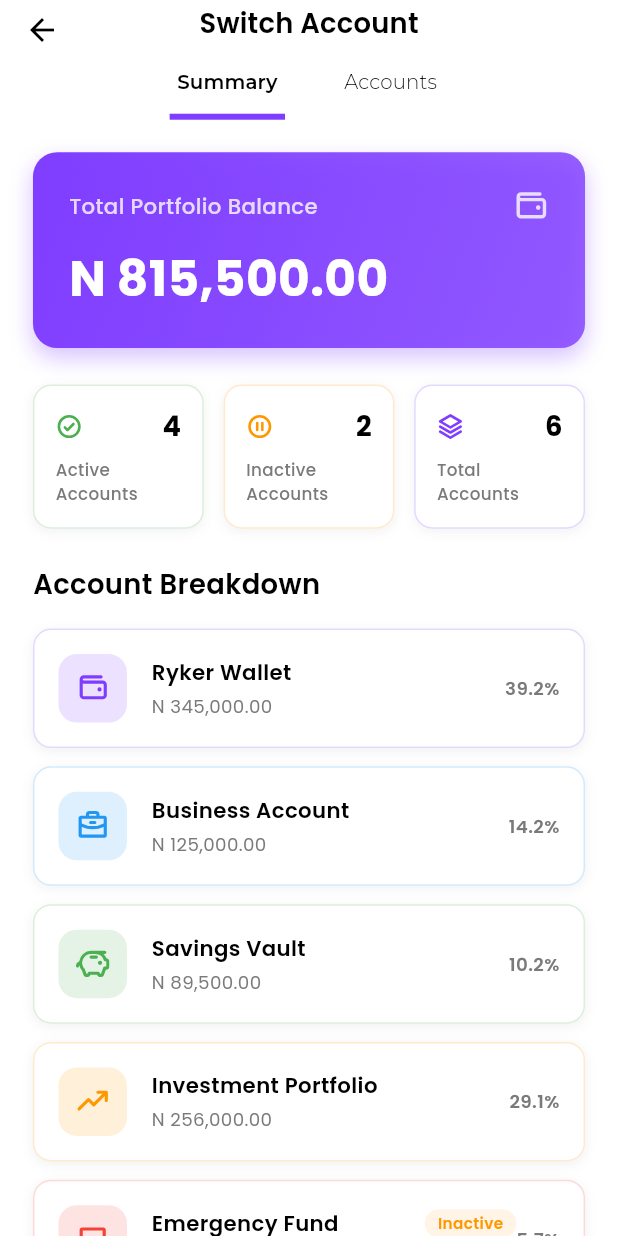
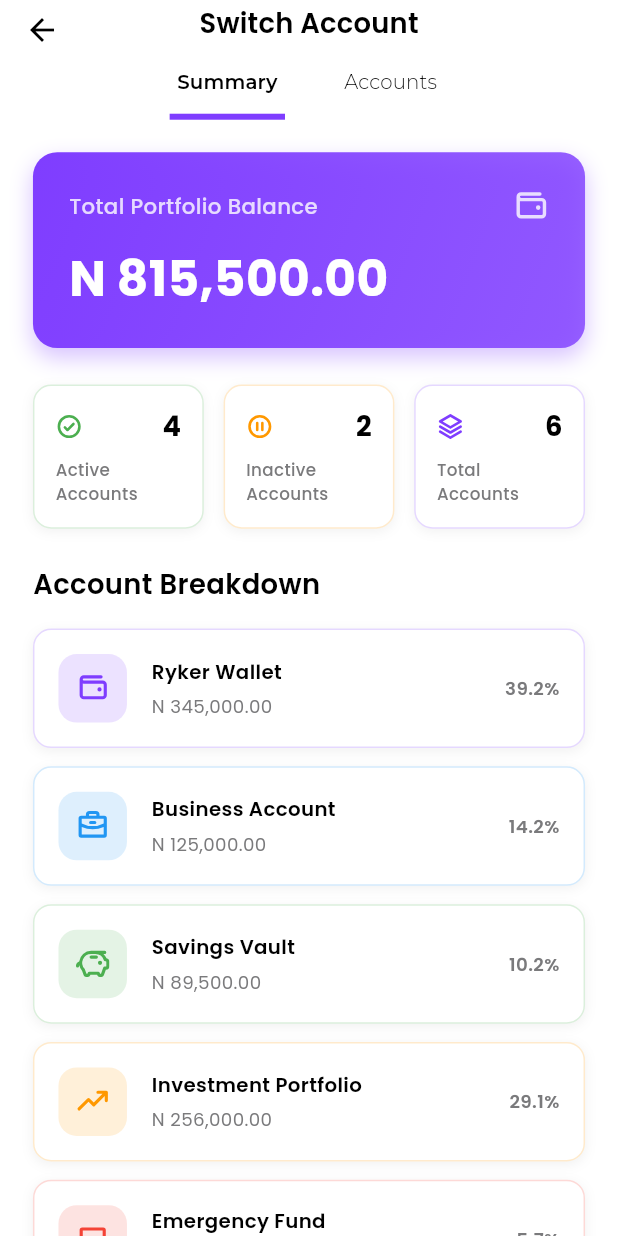
Before and after one commit to DannylSyph3r/montra-expense-tracker, a Flutter app: the ClusterSelectionView screen opened directly with empty values, on a phone screen of 412 x 824 dp. Run offline on Flutter 3.47's test engine with Material 3 defaults, Android fonts, the phone set to English and light mode, and no system bars; drawn by our look-alikes of flutter_animate; our stand-ins replace another_flushbar, badges, bloc, dotted_border, equatable, file_picker and 13 more.

Commit message:
Inactive tag switch on Cluster Selection View

```diff
--- a/lib/features/home/views/cluster_selection_view.dart
+++ b/lib/features/home/views/cluster_selection_view.dart
@@ -167,7 +167,8 @@ class _ClusterSelectionViewState extends State<ClusterSelectionView>
                     height: 45.h,
                     width: 45.h,
                     decoration: BoxDecoration(
-                      color: (clusters[index]['color'] as Color).withOpacity(0.15),
+                      color:
+                          (clusters[index]['color'] as Color).withOpacity(0.15),
                       borderRadius: BorderRadius.circular(12.r),
                     ),
                     child: Icon(
@@ -367,7 +368,7 @@ class _ClusterSelectionViewState extends State<ClusterSelectionView>
                     ),
               ],
             ),
-          ).animate().fadeIn(duration: 400.ms).slideY(begin: 0.3),
+          ),
 
           24.sbH,
 
@@ -380,8 +381,7 @@ class _ClusterSelectionViewState extends State<ClusterSelectionView>
                 "${_getActiveAccountsCount()}",
                 PhosphorIconsBold.checkCircle,
                 Colors.green,
-                ).animate().fadeIn(delay: 100.ms, duration: 300.ms),
-              ),
+              )),
               12.sbW,
               Expanded(
                   child: _buildStatCard(
@@ -389,8 +389,7 @@ class _ClusterSelectionViewState extends State<ClusterSelectionView>
                 "${_getInactiveAccountsCount()}",
                 PhosphorIconsBold.pauseCircle,
                 Colors.orange,
-                ).animate().fadeIn(delay: 200.ms, duration: 300.ms),
-              ),
+              )),
               12.sbW,
               Expanded(
                   child: _buildStatCard(
@@ -398,8 +397,7 @@ class _ClusterSelectionViewState extends State<ClusterSelectionView>
                 "${clusters.length}",
                 PhosphorIconsBold.stack,
                 Palette.montraPurple,
-                ).animate().fadeIn(delay: 300.ms, duration: 300.ms),
-              ),
+              )),
             ],
           ),
 
@@ -452,8 +450,18 @@ class _ClusterSelectionViewState extends State<ClusterSelectionView>
                         Row(
                           children: [
                             Expanded(
-                              child: (cluster['name'] as String).txt14(fontW: F.w6),
+                              child: (cluster['name'] as String)
+                                  .txt(size: 13.sp, fontW: F.w6),
                             ),
+                          ],
+                        ),
+                        5.sbH,
+                        Row(
+                          children: [
+                            currencyFormat.format(cluster['balance']).txt12(
+                                  color: Palette.greyColor,
+                                ),
+                            5.sbW,
                             if (!(cluster['isActive'] as bool))
                               Container(
                                 padding: EdgeInsets.symmetric(
@@ -470,20 +478,19 @@ class _ClusterSelectionViewState extends State<ClusterSelectionView>
                               ),
                           ],
                         ),
-                        4.sbH,
-                        currencyFormat.format(cluster['balance']).txt12(
-                          color: Palette.greyColor,
-                        ),
                       ],
                     ),
                   ),
-                  "${((cluster['balance'] as double) / _getTotalBalance() * 100).toStringAsFixed(1)}%".txt12(
+                  "${((cluster['balance'] as double) / _getTotalBalance() * 100).toStringAsFixed(1)}%"
+                      .txt12(
                     color: Palette.greyColor,
                     fontW: F.w6,
                   ),
                 ],
               ),
-            ).animate(delay: Duration(milliseconds: 100 * index)).fadeIn(duration: 300.ms);
+            )
+                .animate(delay: Duration(milliseconds: 100 * index))
+                .fadeIn(duration: 300.ms);
           }).toList(),
         ],
       ),
@@ -508,7 +515,8 @@ class _ClusterSelectionViewState extends State<ClusterSelectionView>
     );
   }
 
-  Widget _buildStatCard(String label, String value, IconData icon, Color color) {
+  Widget _buildStatCard(
+      String label, String value, IconData icon, Color color) {
     return Container(
       padding: 14.0.padA,
       decoration: BoxDecoration(
@@ -554,7 +562,8 @@ class _ClusterSelectionViewState extends State<ClusterSelectionView>
     );
   }
 
-  Widget _buildClusterCard(Map<String, dynamic> cluster, int index, bool isSelected, bool isActive) {
+  Widget _buildClusterCard(
+      Map<String, dynamic> cluster, int index, bool isSelected, bool isActive) {
     return Container(
       padding: 20.0.padA,
       decoration: BoxDecoration(
@@ -650,9 +659,7 @@ class _ClusterSelectionViewState extends State<ClusterSelectionView>
                       fontW: F.w5,
                     ),
                     6.sbH,
-                    currencyFormat
-                        .format(cluster['balance'] as double)
-                        .txt18(
+                    currencyFormat.format(cluster['balance'] as double).txt18(
                           color: isActive
                               ? isSelected
                                   ? Palette.montraPurple
@@ -798,8 +805,8 @@ class _ClusterSelectionViewState extends State<ClusterSelectionView>
   }
 
   double _getTotalBalance() {
-    return clusters
-        .fold(0.0, (sum, cluster) => sum + (cluster['balance'] as double));
+    return clusters.fold(
+        0.0, (sum, cluster) => sum + (cluster['balance'] as double));
   }
 
   int _getActiveAccountsCount() {
--- a/lib/features/profile/views/profile_view.dart
+++ b/lib/features/profile/views/profile_view.dart
@@ -8,7 +8,6 @@ import 'package:expense_tracker_app/theme/palette.dart';
 import 'package:expense_tracker_app/utils/app_constants.dart';
 import 'package:expense_tracker_app/utils/app_extensions.dart';
 import 'package:expense_tracker_app/utils/widgets/custom_modal_bottomsheet.dart';
-import 'package:expense_tracker_app/utils/widgets/row_railer.dart';
 import 'package:flutter/material.dart';
 import 'package:flutter_screenutil/flutter_screenutil.dart';
 import 'package:phosphor_flutter/phosphor_flutter.dart';
```
Also changed, not shown: lib/features/profile/views/account_settings_view.dart (+0 -51 lines). Lines whose indentation alone changed are shown as unchanged.
